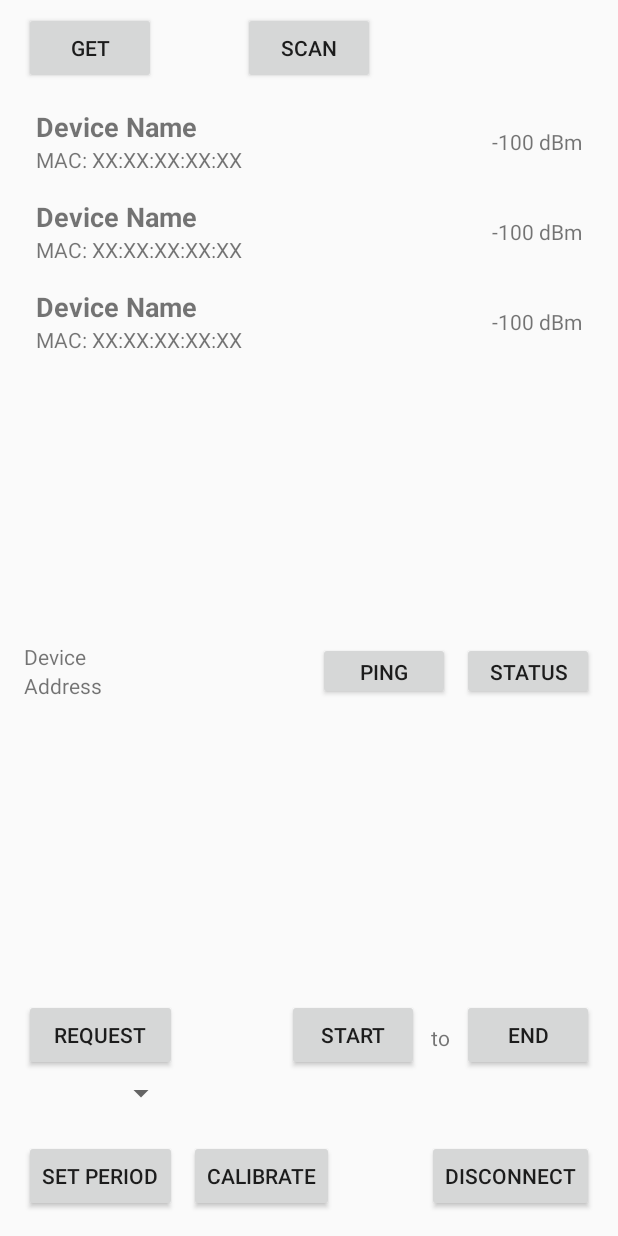
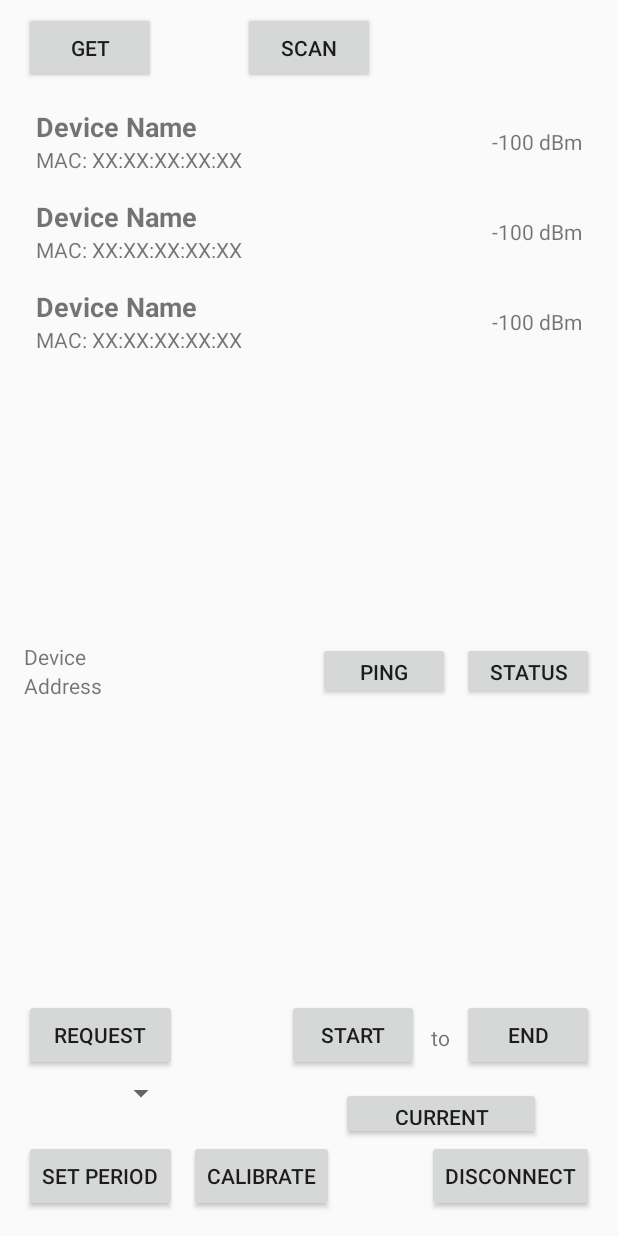
Before and after one commit to NWFSC-OA-lab/field_sensors, an Android app: the layout activity_main.xml on its own in the app's theme, with its tools: preview values and no code run, on a phone screen of 412 x 824 dp. Run offline under Robolectric (Android 15) with nearby library versions, the phone set to English and light mode, and no system bars.

Commit message:
Update activity_main.xml
added the current reading button

```diff
--- a/ShuckManager/app/src/main/res/layout/activity_main.xml
+++ b/ShuckManager/app/src/main/res/layout/activity_main.xml
@@ -58,6 +58,7 @@
         android:layout_height="0dp"
         app:layout_constraintBottom_toBottomOf="parent"
         app:layout_constraintEnd_toEndOf="parent"
+        app:layout_constraintHorizontal_bias="1.0"
         app:layout_constraintStart_toStartOf="parent"
         app:layout_constraintTop_toBottomOf="@+id/device_scanning_layout">
 
@@ -177,6 +178,17 @@
             app:layout_constraintEnd_toEndOf="parent"
             app:layout_constraintTop_toBottomOf="@+id/device_received_packets" />
 
+        <Button
+            android:id="@+id/current_reading"
+            android:layout_width="133dp"
+            android:layout_height="35dp"
+            android:text="current"
+            app:layout_constraintBottom_toTopOf="@+id/device_disconnect_button"
+            app:layout_constraintEnd_toEndOf="@+id/device_disconnect_button"
+            app:layout_constraintStart_toStartOf="@+id/start_date_button"
+            app:layout_constraintTop_toBottomOf="@+id/start_date_button"
+            app:layout_constraintVertical_bias="1.0" />
+
         <TextView
             android:id="@+id/textView"
             android:layout_width="wrap_content"
@@ -197,5 +209,7 @@
             app:layout_constraintEnd_toEndOf="@+id/device_request_button"
             app:layout_constraintHorizontal_bias="0.0"
             app:layout_constraintStart_toStartOf="parent" />
+
+
     </android.support.constraint.ConstraintLayout>
 </android.support.constraint.ConstraintLayout>
```
